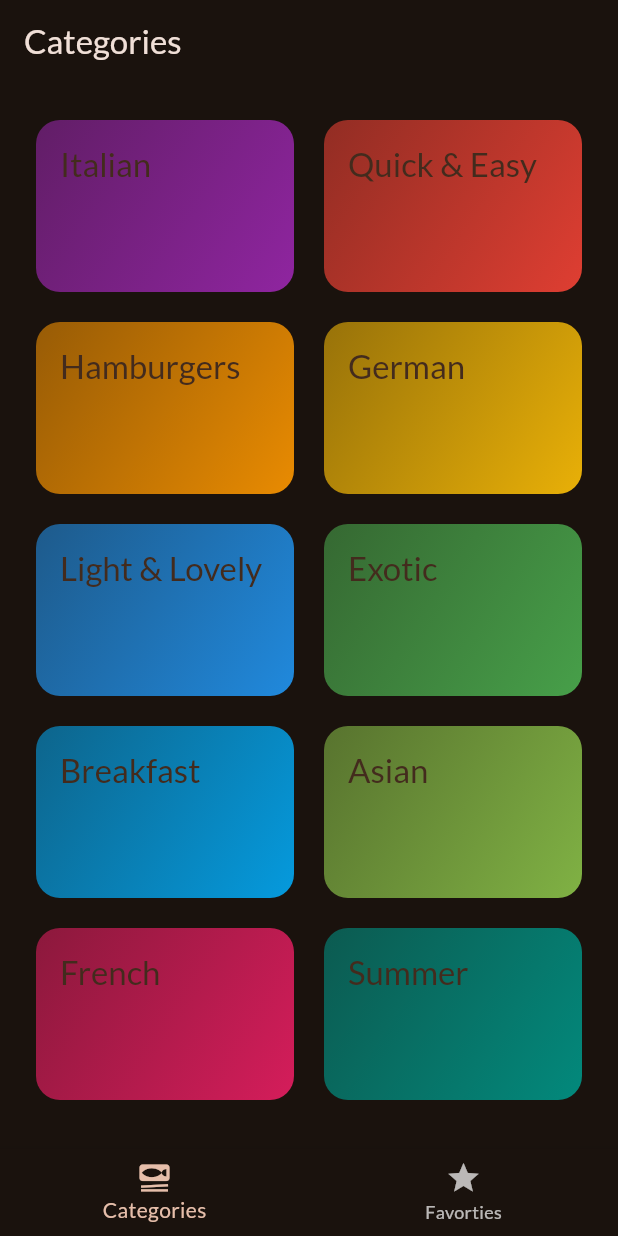
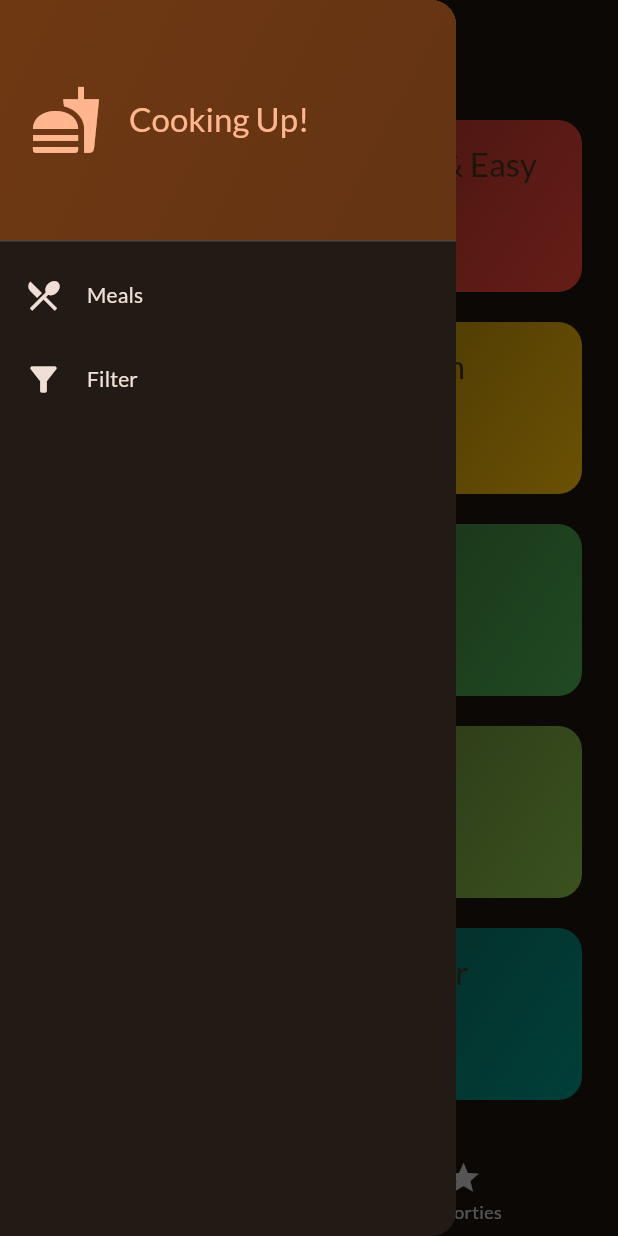
Before and after one commit to Adilkhan25/meals_app, a Flutter app: the screen it shows after launch, with the side drawer open (before the commit the screen has no drawer), on a phone screen of 412 x 824 dp. Run offline on Flutter 3.47's test engine with Material 3 defaults, Android fonts, the phone set to English and light mode, and no system bars; our stand-ins replace google_fonts, transparent_image.

Commit message:
Added drawer

```diff
--- a/lib/screens/tabs_screen.dart
+++ b/lib/screens/tabs_screen.dart
@@ -3,6 +3,7 @@ import 'package:flutter/material.dart';
 import 'package:meals_app/models/meal.dart';
 import 'package:meals_app/screens/categories.dart';
 import 'package:meals_app/screens/meals.dart';
+import 'package:meals_app/widgets/main_drawer.dart';
 
 class TabsScreen extends StatefulWidget {
   const TabsScreen({super.key});
@@ -63,6 +64,7 @@ class _TabsScreenState extends State<TabsScreen> {
       appBar: AppBar(
         title: Text(activePageTitle),
       ),
+      drawer: MainDrawer(),
       body: activePage,
       bottomNavigationBar: BottomNavigationBar(
         onTap: _selecetedPage,
--- /dev/null
+++ b/lib/widgets/main_drawer.dart
@@ -0,0 +1,76 @@
+import 'package:flutter/material.dart';
+
+class MainDrawer extends StatelessWidget {
+  @override
+  Widget build(BuildContext context) {
+    return Drawer(
+      child: Column(
+        children: [
+          DrawerHeader(
+            padding: const EdgeInsets.all(20),
+            decoration: BoxDecoration(
+              gradient: LinearGradient(
+                colors: [
+                  Theme.of(context).colorScheme.primaryContainer,
+                  Theme.of(context)
+                      .colorScheme
+                      .primaryContainer
+                      .withOpacity(0.85)
+                ],
+                begin: Alignment.topLeft,
+                end: Alignment.bottomRight,
+              ),
+            ),
+            child: Row(
+              children: [
+                Icon(
+                  Icons.fastfood,
+                  size: 48,
+                  color: Theme.of(context).colorScheme.primary,
+                ),
+                const SizedBox(
+                  width: 18,
+                ),
+                Text(
+                  'Cooking Up!',
+                  style: Theme.of(context)
+                      .textTheme
+                      .titleLarge!
+                      .copyWith(color: Theme.of(context).colorScheme.primary),
+                ),
+              ],
+            ),
+          ),
+          ListTile(
+            leading: Icon(
+              Icons.restaurant_menu,
+              size: 26,
+              color: Theme.of(context).colorScheme.onSurface,
+            ),
+            title: Text(
+              'Meals',
+              style: Theme.of(context).textTheme.titleSmall!.copyWith(
+                    color: Theme.of(context).colorScheme.onSurface,
+                  ),
+            ),
+            onTap: () {},
+          ),
+          ListTile(
+            leading: Icon(
+              Icons.filter_list_alt,
+              size: 26,
+              color: Theme.of(context).colorScheme.onSurface,
+            ),
+            title: Text(
+              'Filter',
+              style: Theme.of(context).textTheme.titleSmall!.copyWith(
+                    color: Theme.of(context).colorScheme.onSurface,
+                  ),
+            ),
+            onTap: () {},
+          ),
+        ],
+      ),
+    );
+  }
+}
```
